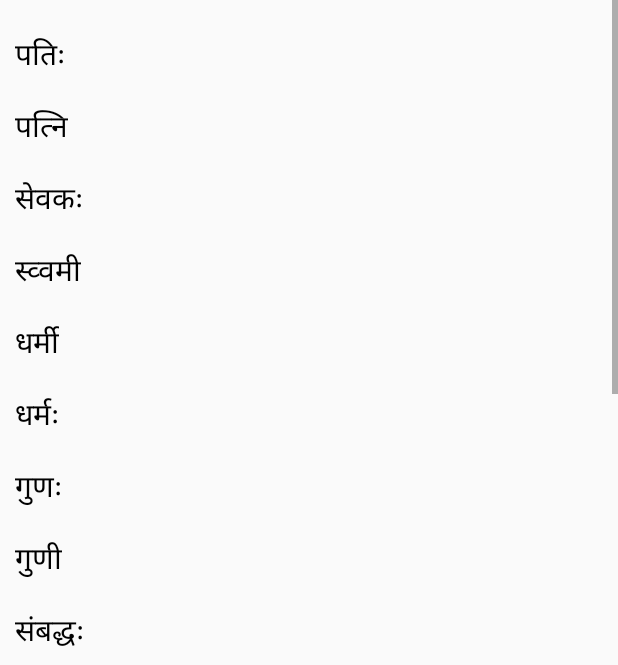
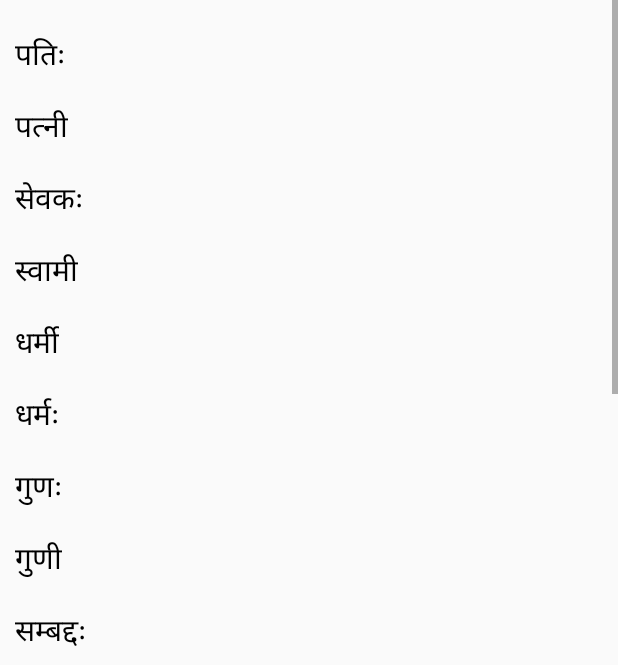
Before and after one commit to AbheriRTB/vkosha-client, an Android app: the screen it shows after launch (ListViewActivity), after a tap on an icon or button, on a phone screen of 412 x 824 dp. Shown: the part 568-1233 px from the top of the screen. Run offline under Robolectric (Android 15) with nearby library versions, the phone set to English and light mode, and no system bars.

Commit message:
multiple changes

```diff
--- a/VaijayantiKosha/app/src/main/java/abheri/com/vaijayantikosha/ListAdapter.java
+++ b/VaijayantiKosha/app/src/main/java/abheri/com/vaijayantikosha/ListAdapter.java
@@ -47,7 +47,10 @@ public class ListAdapter extends RecyclerView.Adapter<ListAdapter.ViewHolder>{
         */
         String txt = (String)holder.textView.getText();
         if(txt != null &&
-                (txt.equalsIgnoreCase("WX-alphabetic") || txt.equalsIgnoreCase("Roman-Diacritic"))){
+                (txt.equalsIgnoreCase("WX-alphabetic") ||
+                        txt.equalsIgnoreCase("Roman-Diacritic") ||
+                        txt.equalsIgnoreCase("All Relations")
+                )){
             holder.textView.setTextColor(context.getResources().getColor(R.color.lightGray));
             return;
         }
--- a/VaijayantiKosha/app/src/main/java/abheri/com/vaijayantikosha/Util.java
+++ b/VaijayantiKosha/app/src/main/java/abheri/com/vaijayantikosha/Util.java
@@ -15,14 +15,14 @@ public class Util {
                 "जन्यः",                  //5
                 "जनकः",                 //6
                 "पतिः",                  //7
-                "पत्नि",                  //8
+                "पत्नी",                  //8
                 "सेवकः",                 //9
-                "स्व्वमी",                 //10
+                "स्वामी",                 //10
                 "धर्मी",                  //11
                 "धर्मः",                  //12
                 "गुणः",                  //13
                 "गुणी",                  //14
-                "संबद्धः",                 //15
+                "सम्बद्दः",                 //15
                 "उपजीव्यः",               //16
                 "उपजीवकः",              //17
                 "अवतारः",                //18
--- a/VaijayantiKosha/app/src/main/res/layout/activity_main.xml
+++ b/VaijayantiKosha/app/src/main/res/layout/activity_main.xml
@@ -37,7 +37,7 @@
         android:layout_height="wrap_content"
         android:ems="10"
         android:inputType="textPersonName"
-        android:text="Vyjayanti Kosha"
+        android:text="Vaijayantīkośa"
         android:textColor="@android:color/holo_red_light" />
 
 </android.support.design.widget.CoordinatorLayout>
--- a/VaijayantiKosha/app/src/main/res/layout/display_synonyms.xml
+++ b/VaijayantiKosha/app/src/main/res/layout/display_synonyms.xml
@@ -27,7 +27,7 @@
             android:layout_height="wrap_content"
             android:gravity="center_horizontal"
             android:text="Padam Word"
-            android:textColor="@color/mygreen"
+            android:textColor="@color/mypurple"
             android:textSize="28sp" />
 
     </LinearLayout>
--- a/VaijayantiKosha/app/src/main/res/layout/splashscreen.xml
+++ b/VaijayantiKosha/app/src/main/res/layout/splashscreen.xml
@@ -14,7 +14,7 @@
         android:layout_marginTop="50dp"
         android:layout_marginBottom="100dp"
         android:textSize="50sp"
-        android:text="वैजयन्तिकोशः" />
+        android:text="वैजयन्तीकोशः" />
     <TextView
         android:layout_width="wrap_content"
         android:layout_height="wrap_content"
--- a/VaijayantiKosha/app/src/main/res/values/colors.xml
+++ b/VaijayantiKosha/app/src/main/res/values/colors.xml
@@ -8,6 +8,7 @@
     <color name="mygreen">#1BBF63</color>
     <color name="lightYellow">#F9E79F</color>
     <color name="lightGray">#BBBBBB</color>
+    <color name="mypurple">#a64dff</color>
     <color name="black">#000000</color>
     <color name="white">#FFFFFF</color>
 </resources>
--- a/VaijayantiKosha/app/src/main/res/values/strings.xml
+++ b/VaijayantiKosha/app/src/main/res/values/strings.xml
@@ -1,7 +1,7 @@
 <resources>
     <string name="app_name">Vaijayantīkośa</string>
     <string name="action_settings">Settings</string>
-    <string name="heading">Vaijayanthi Kosha Knowledge Net</string>
+    <string name="heading">Vaijayantīkośa Knowledge Net</string>
     <string name="intro">This mobile app helps you search words in Vaijayantīkośa and understand their meaning and various semantic relations to the given word.</string>
     <string name="title_activity_list_display">list_display</string>
 </resources>
```
Also changed, not shown: VaijayantiKosha/app/src/main/java/abheri/com/vaijayantikosha/DisplaySynonyms.java (+17 -3 lines).
